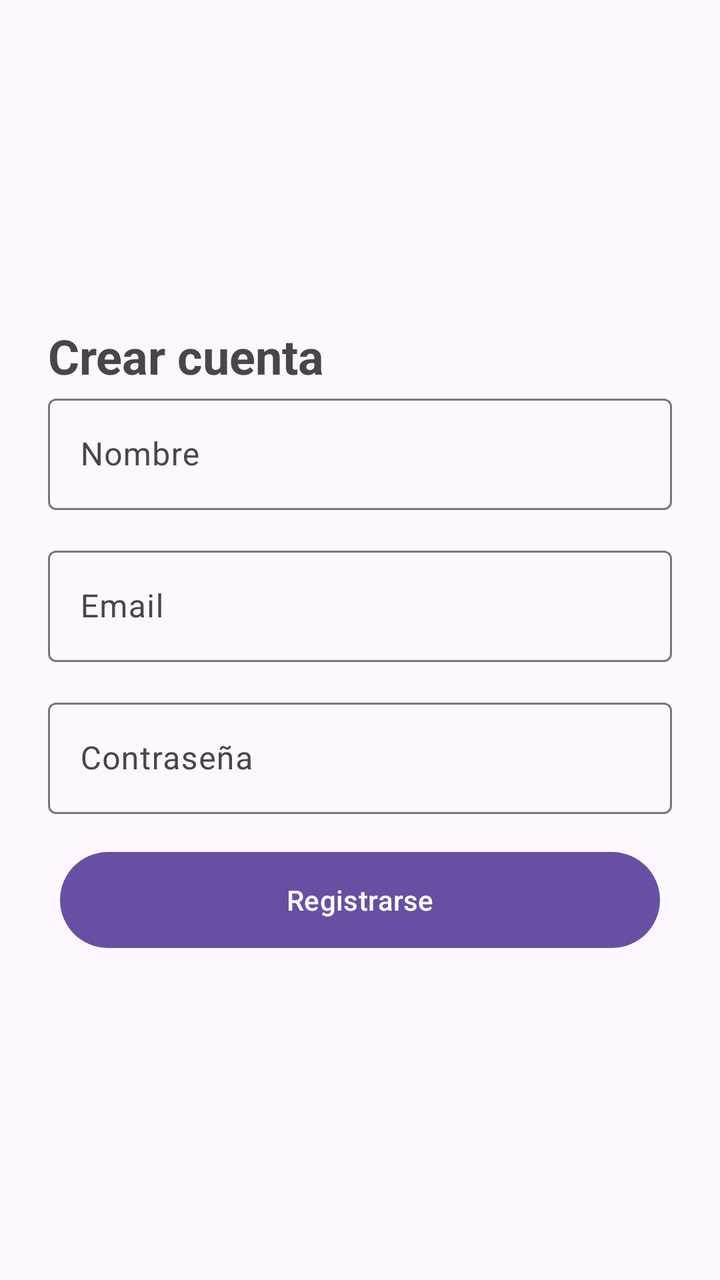
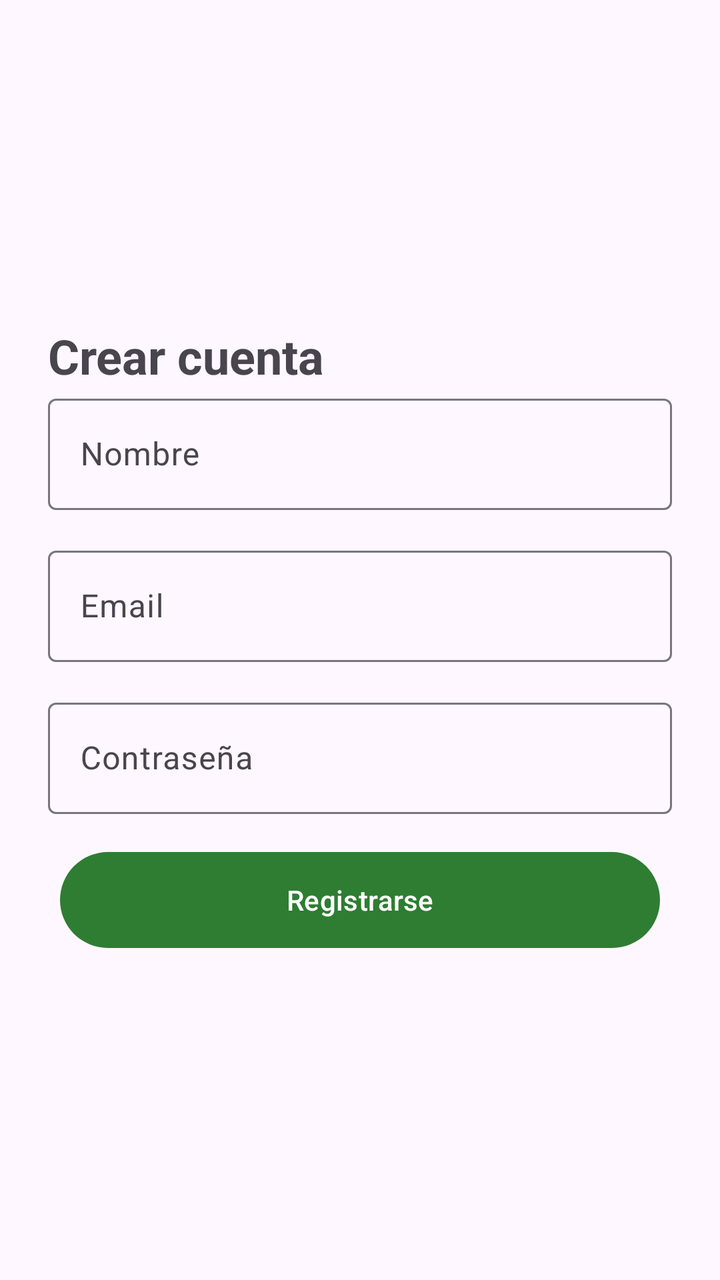

An Android layout rendered at two revisions. The XML below is the earlier revision; the diff shows what the commit changed to produce the second picture.
<!-- AndroidManifest.xml: application theme Theme.CestaFamiliar -->
<!-- res/layout/activity_crearcuenta.xml -->
<?xml version="1.0" encoding="utf-8"?>
<LinearLayout xmlns:android="http://schemas.android.com/apk/res/android"
    xmlns:app="http://schemas.android.com/apk/res-auto"
    android:id="@+id/layout_crear_cuenta"
    android:layout_width="match_parent"
    android:layout_height="match_parent"
    android:gravity="center"
    android:orientation="vertical"
    android:padding="24dp">

    <TextView
        android:id="@+id/tv_titulo"
        android:layout_width="match_parent"
        android:layout_height="wrap_content"
        android:text="@string/title_crear_cuenta"
        android:textSize="24sp"
        android:textStyle="bold" />

    <com.google.android.material.textfield.TextInputLayout
        android:id="@+id/til_nombre"
        android:layout_width="match_parent"
        android:layout_height="76dp"
        app:hintAnimationEnabled="false">

        <com.google.android.material.textfield.TextInputEditText
            android:id="@+id/et_nombre"
            android:layout_width="match_parent"
            android:layout_height="wrap_content"
            android:hint="@string/hint_nombre"
            android:inputType="text" />
    </com.google.android.material.textfield.TextInputLayout>

    <com.google.android.material.textfield.TextInputLayout
        android:id="@+id/til_email"
        android:layout_width="match_parent"
        android:layout_height="76dp"
        app:hintAnimationEnabled="false">

        <com.google.android.material.textfield.TextInputEditText
            android:id="@+id/et_email"
            android:layout_width="match_parent"
            android:layout_height="wrap_content"
            android:hint="@string/hint_email"
            android:inputType="textEmailAddress" />
    </com.google.android.material.textfield.TextInputLayout>

    <com.google.android.material.textfield.TextInputLayout
        android:id="@+id/til_password"
        android:layout_width="match_parent"
        android:layout_height="76dp"
        app:hintAnimationEnabled="false">

        <com.google.android.material.textfield.TextInputEditText
            android:id="@+id/et_password"
            android:layout_width="match_parent"
            android:layout_height="wrap_content"
            android:hint="@string/hint_password"
            android:inputType="textPassword" />
    </com.google.android.material.textfield.TextInputLayout>

    <Button
        android:id="@+id/btn_registrarse"
        android:layout_width="300dp"
        android:layout_height="56dp"
        android:text="@string/btn_registrarse" />

</LinearLayout>
<!-- resources referenced by this layout -->
<resources>
  <string name="btn_registrarse">Registrarse</string>
  <string name="hint_email">Email</string>
  <string name="hint_nombre">Nombre</string>
  <string name="hint_password">Contraseña</string>
  <string name="title_crear_cuenta">Crear cuenta</string>
  <style name="Theme.CestaFamiliar" parent="Base.Theme.CestaFamiliar" />
  <style name="Base.Theme.CestaFamiliar" parent="Theme.Material3.DayNight.NoActionBar">
          
          
      </style>
</resources>

<!-- the commit's change to res/layout/activity_crearcuenta.xml (unified diff, before → after) -->
@@ -58,10 +58,12 @@
             android:inputType="textPassword" />
     </com.google.android.material.textfield.TextInputLayout>
 
-    <Button
+    <com.google.android.material.button.MaterialButton
         android:id="@+id/btn_registrarse"
         android:layout_width="300dp"
         android:layout_height="56dp"
-        android:text="@string/btn_registrarse" />
+        android:text="@string/btn_registrarse"
+        app:backgroundTint="@color/green_primary"
+        app:rippleColor="@color/green_ripple" />
 
 </LinearLayout>
<!-- resource entries referenced after the edit -->
@@ -1,5 +1,7 @@
 <!-- resources referenced by this layout -->
 <resources>
+  <color name="green_primary">#2E7D32</color>
+  <color name="green_ripple">#4D2E7D32</color>
   <string name="btn_registrarse">Registrarse</string>
   <string name="hint_email">Email</string>
   <string name="hint_nombre">Nombre</string>
@@ -8,7 +10,18 @@
   <style name="Theme.CestaFamiliar" parent="Base.Theme.CestaFamiliar" />
   <style name="Base.Theme.CestaFamiliar" parent="Theme.Material3.DayNight.NoActionBar">
           
-          
+          <item name="colorPrimary">@color/green_primary</item>
+          <item name="colorOnPrimary">@color/green_on_primary</item>
+          <item name="colorPrimaryContainer">@color/green_primary_container</item>
+          <item name="colorOnPrimaryContainer">@color/green_on_primary_container</item>
+          <item name="colorSecondary">@color/green_secondary</item>
+          <item name="colorOnSecondary">@color/green_on_secondary</item>
+          <item name="colorControlHighlight">@color/green_ripple</item>
       </style>
+  <color name="green_on_primary">#FFFFFF</color>
+  <color name="green_primary_container">#DCEDC8</color>
+  <color name="green_on_primary_container">#1B5E20</color>
+  <color name="green_secondary">#43A047</color>
+  <color name="green_on_secondary">#FFFFFF</color>
 </resources>
 
